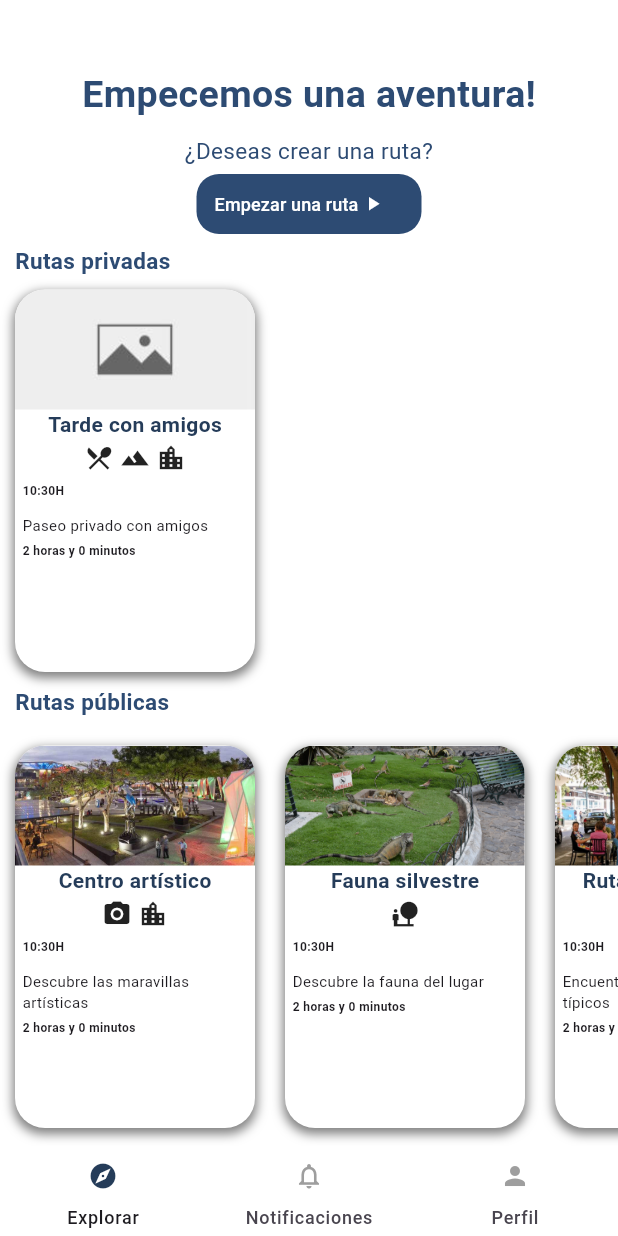
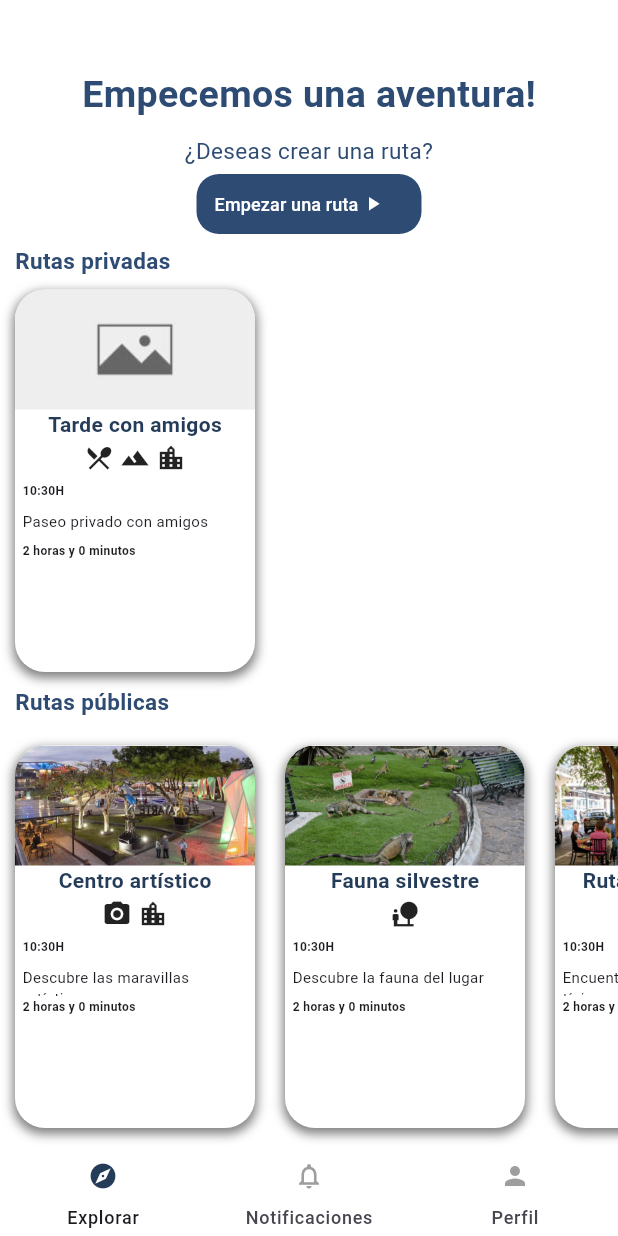
Before and after one commit to RobertoPatino1/T6_SoftEng2_Front, a Flutter app: the Home screen opened directly, on a phone screen of 412 x 824 dp. Run offline on Flutter 3.47's test engine with Material 3 defaults, Android fonts, the phone set to English and light mode, and no system bars; our stand-ins replace flutter_map, geolocator, latlong2; missing offline and left inert: password_strength_checker.

Commit message:
Clean architecture structure

```diff
--- /dev/null
+++ b/share_your_route_front/lib/core/constants/app_regex.dart
@@ -0,0 +1,4 @@
+class AppRegex {
+  static RegExp emailRegex = RegExp(r'^[^@]+@[^@]+\.[^@]+');
+  static RegExp phoneRegex = RegExp(r'^\+\d{1,3}\s?(\d{3}[-\.\s]?){2}\d{4}$');
+}
--- a/share_your_route_front/lib/main.dart
+++ b/share_your_route_front/lib/main/main_dev.dart
@@ -3,7 +3,7 @@
 import 'dart:async';
 
 import 'package:flutter/material.dart';
-import 'package:share_your_route_front/login_page.dart';
+import 'package:share_your_route_front/modules/auth/login/presenters/login_page.dart';
 
 void main() => runApp(MaterialApp(
       debugShowCheckedModeBanner: false,
--- a/share_your_route_front/lib/classes/tourist_route.dart
+++ b/share_your_route_front/lib/models/tourist_route.dart
@@ -1,5 +1,5 @@
-import 'package:share_your_route_front/classes/place.dart';
-import 'package:share_your_route_front/enums/route_type.dart';
+import 'package:share_your_route_front/models/place.dart';
+import 'package:share_your_route_front/core/constants/route_type.dart';
 
 class TouristRoute {
   final String name;
--- a/share_your_route_front/lib/login_page.dart
+++ b/share_your_route_front/lib/modules/auth/login/presenters/login_page.dart
@@ -1,6 +1,6 @@
 import 'package:flutter/material.dart';
-import 'package:share_your_route_front/home_page.dart';
-import 'package:share_your_route_front/register_page.dart';
+import 'package:share_your_route_front/modules/home/home_page/presenters/home_page.dart';
+import 'package:share_your_route_front/modules/auth/register/presenters/register_page.dart';
 
 class LoginPage extends StatelessWidget {
   const LoginPage({super.key});
--- a/share_your_route_front/lib/home_page.dart
+++ b/share_your_route_front/lib/modules/home/home_page/presenters/home_page.dart
@@ -1,11 +1,11 @@
 import 'package:flutter/material.dart';
 import 'package:intl/intl.dart';
-import 'package:share_your_route_front/classes/place.dart';
-import 'package:share_your_route_front/classes/tourist_route.dart';
-import 'package:share_your_route_front/createRoute2.dart';
-import 'package:share_your_route_front/enums/route_type.dart';
-import 'package:share_your_route_front/route_itinerary_page.dart';
-import 'package:share_your_route_front/route_type_helper.dart';
+import 'package:share_your_route_front/models/place.dart';
+import 'package:share_your_route_front/models/tourist_route.dart';
+import 'package:share_your_route_front/modules/home/route_creation.dart/presenters/createRoute2.dart';
+import 'package:share_your_route_front/core/constants/route_type.dart';
+import 'package:share_your_route_front/modules/route_room/route_preview/presenters/route_preview_page.dart';
+import 'package:share_your_route_front/modules/shared/helpers/route_type_helper.dart';
 
 //Listas de prueba
 List<Map<Place, DateTime>> places = [
@@ -167,10 +167,17 @@ class HomeState extends State<Home> {
                               style: const TextStyle(
                                   fontSize: 8, fontWeight: FontWeight.bold))),
                       Container(
-                          margin: const EdgeInsets.symmetric(
-                              horizontal: 5, vertical: 5),
-                          child: Text(touristRoute.description,
-                              style: const TextStyle(fontSize: 10))),
+                        height: 20,
+                        margin: const EdgeInsets.symmetric(
+                            horizontal: 5, vertical: 2),
+                        child: SingleChildScrollView(
+                          scrollDirection: Axis.vertical,
+                          child: Text(
+                            touristRoute.description,
+                            style: const TextStyle(fontSize: 10),
+                          ),
+                        ),
+                      ),
                       Container(
                           margin: const EdgeInsets.symmetric(horizontal: 5),
                           child: Text(
--- a/share_your_route_front/lib/map.dart
+++ b/share_your_route_front/lib/modules/route_room/active_route/presenters/map.dart
@@ -4,7 +4,7 @@ import 'package:flutter/material.dart';
 import 'package:flutter_map/flutter_map.dart';
 import 'package:geolocator/geolocator.dart';
 import 'package:latlong2/latlong.dart';
-import 'package:share_your_route_front/classes/tourist_route.dart';
+import 'package:share_your_route_front/models/tourist_route.dart';
 
 const MAPBOX_ACCESS_TOKEN =
     'sk.eyJ1IjoiZ2phcmV2YWwiLCJhIjoiY2x4MThna3hzMDhqZDJxcTdjaXFxc29vaSJ9.xP7hhukr96mBVQ6aakeAFg';
@@ -80,7 +80,7 @@ class MapState extends State<Map> {
         ),
       ),
       body: myPosition == null
-          ? CircularProgressIndicator()
+          ? Center(child: CircularProgressIndicator())
           : FlutterMap(
               options: MapOptions(
                 initialCenter: myPosition!,
--- a/share_your_route_front/lib/route_type_helper.dart
+++ b/share_your_route_front/lib/modules/shared/helpers/route_type_helper.dart
@@ -1,5 +1,5 @@
 import 'package:flutter/material.dart';
-import 'package:share_your_route_front/enums/route_type.dart';
+import 'package:share_your_route_front/core/constants/route_type.dart';
 
 class RouteTypeHelper {
   static IconData getIconData(RouteType icon) {
```
Also changed, not shown: share_your_route_front/lib/modules/auth/register/presenters/register_page.dart (renamed from share_your_route_front/lib/register_page.dart, +4 -3 lines), share_your_route_front/lib/modules/route_room/route_preview/presenters/route_preview_page.dart (renamed from share_your_route_front/lib/route_itinerary_page.dart, +4 -4 lines), share_your_route_front/lib/core/constants/route_type.dart (renamed from share_your_route_front/lib/enums/route_type.dart), share_your_route_front/lib/core/validators/passwordValidator.dart (renamed from share_your_route_front/lib/utils/passwordValidator.dart), share_your_route_front/lib/models/place.dart (renamed from share_your_route_front/lib/classes/place.dart), share_your_route_front/lib/modules/auth/auth_module.dart (added), share_your_route_front/lib/modules/home/home_module.dart (added), share_your_route_front/lib/modules/home/route_creation.dart/presenters/createRoute2.dart (renamed from share_your_route_front/lib/createRoute2.dart), share_your_route_front/lib/modules/route_room/route_room_module.dart (added), 1 other file.
